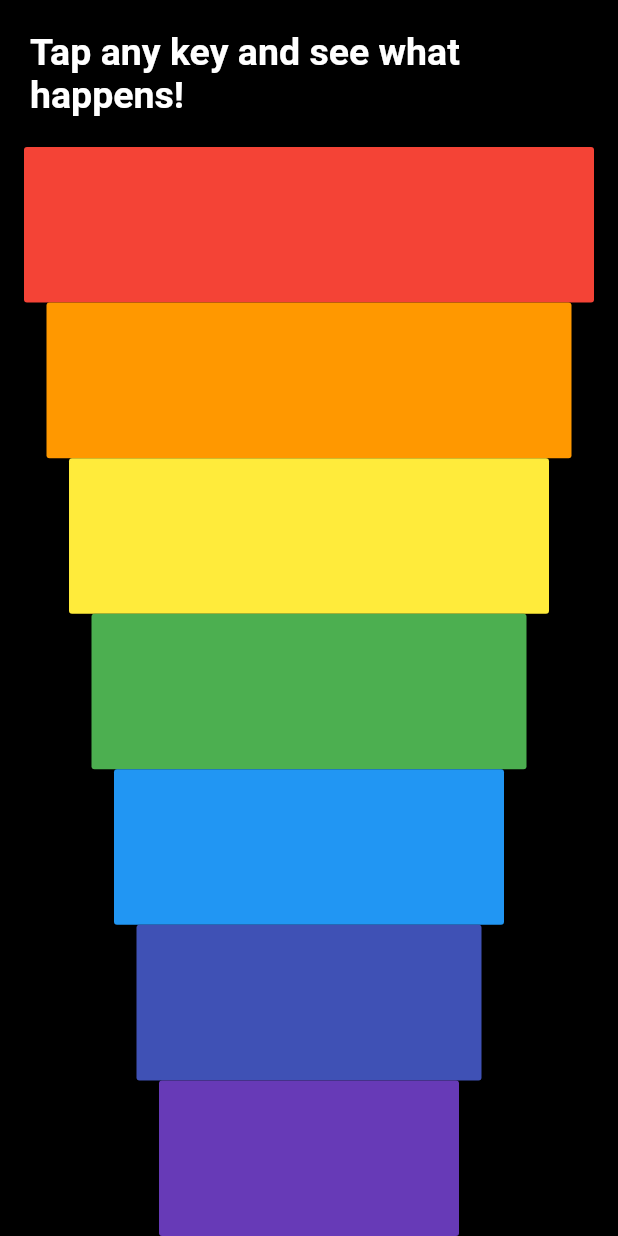
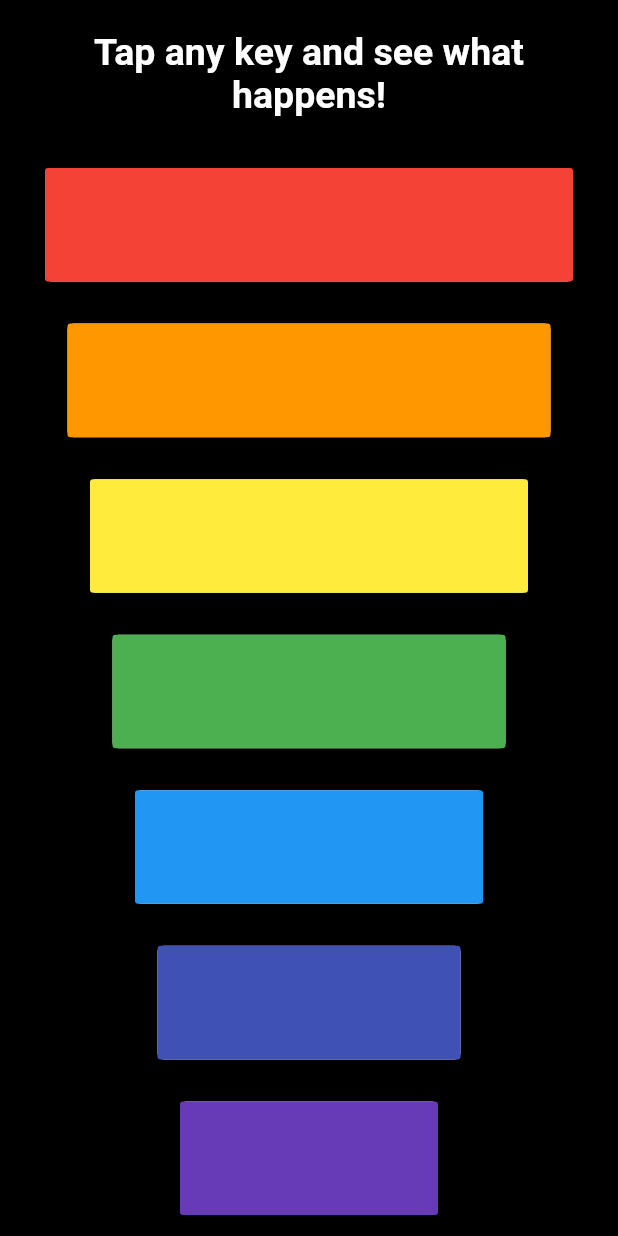
Before and after one commit to tyagihardik42/xylophone, a Flutter app: the screen it shows after launch, on a phone screen of 412 x 824 dp. Run offline on Flutter 3.47's test engine with Material 2 defaults, Android fonts, the phone set to English and light mode, and no system bars; our stand-ins replace audioplayers.

Commit message:
Wrap flatButton with Card for better look

```diff
--- a/lib/main.dart
+++ b/lib/main.dart
@@ -16,12 +16,17 @@ class XyloPhoneApp extends StatelessWidget {
     return Expanded(
       child: SizedBox(
         width: width,
-        child: FlatButton(
-          onPressed: (){
-            playSound(soundNumber);
-          },
-          child: null,
-          color: color,
+        child: Padding(
+          padding: const EdgeInsets.all(10.0),
+          child: Card(
+            child: FlatButton(
+              color: color,
+              onPressed: (){
+                playSound(soundNumber);
+              },
+            child: null,
+            ),
+          ),
         ),
       ),
     );
@@ -40,6 +45,7 @@ class XyloPhoneApp extends StatelessWidget {
                 padding: const EdgeInsets.all(20.0),
                 child: Text(
                   'Tap any key and see what happens!',
+                  textAlign: TextAlign.center,
                   style: TextStyle(
                     fontSize: 25.0,
                     fontWeight: FontWeight.bold,
```
